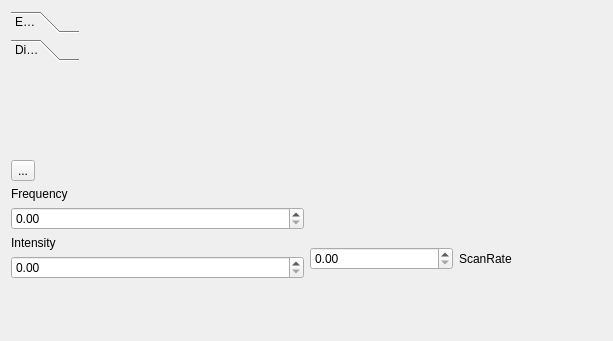
First picture: the form in src/DynExpManager/Modules/LaserControl.ui, repository jbopp/dynexp, before the edit.
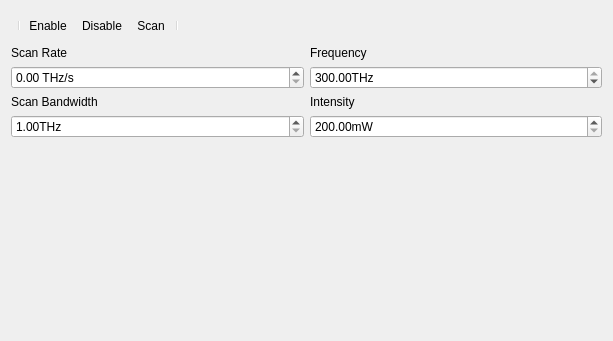
Second picture: the form after the edit. Icons and pictures are not drawn.

Commit message: added Laser Control Module

Patch:
```diff
--- a/src/DynExpManager/Modules/LaserControl.ui
+++ b/src/DynExpManager/Modules/LaserControl.ui
@@ -14,53 +14,79 @@
    <locale language="English" country="AntiguaAndBarbuda"/>
   </property>
   <layout class="QVBoxLayout" name="verticalLayout">
-   <item alignment="Qt::AlignmentFlag::AlignLeft">
-    <widget class="QToolBox" name="MainToolBar">
-     <property name="whatsThis">
-      <string>&lt;html&gt;&lt;head/&gt;&lt;body&gt;&lt;p&gt;Disables emission&lt;/p&gt;&lt;/body&gt;&lt;/html&gt;</string>
-     </property>
-     <property name="currentIndex">
-      <number>1</number>
-     </property>
-     <widget class="QWidget" name="action_Enable">
-      <property name="geometry">
-       <rect>
-        <x>0</x>
-        <y>0</y>
-        <width>54</width>
-        <height>81</height>
-       </rect>
-      </property>
-      <attribute name="label">
-       <string>Enable</string>
-      </attribute>
-     </widget>
-     <widget class="QWidget" name="action_Disable">
-      <property name="geometry">
-       <rect>
-        <x>0</x>
-        <y>0</y>
-        <width>54</width>
-        <height>81</height>
-       </rect>
-      </property>
-      <attribute name="label">
-       <string>Disable</string>
-      </attribute>
-     </widget>
-    </widget>
-   </item>
    <item>
-    <widget class="QToolButton" name="toolButton">
-     <property name="text">
-      <string>...</string>
+    <widget class="QToolBar" name="MainToolBar">
+     <property name="windowTitle">
+      <string>toolBar</string>
      </property>
+     <property name="movable">
+      <bool>false</bool>
+     </property>
+     <property name="floatable">
+      <bool>false</bool>
+     </property>
+     <addaction name="separator"/>
+     <addaction name="action_Enable"/>
+     <addaction name="action_Disable"/>
+     <addaction name="action_EnableScan"/>
+     <addaction name="separator"/>
     </widget>
    </item>
    <item>
     <layout class="QHBoxLayout" name="horizontalLayout">
      <item>
-      <layout class="QVBoxLayout" name="verticalLayout_2"/>
+      <layout class="QVBoxLayout" name="verticalLayout_2">
+       <item>
+        <widget class="QLabel" name="LScanRate">
+         <property name="text">
+          <string>Scan Rate</string>
+         </property>
+        </widget>
+       </item>
+       <item>
+        <widget class="QDoubleSpinBox" name="SBScanRate">
+         <property name="suffix">
+          <string> THz/s</string>
+         </property>
+         <property name="maximum">
+          <double>5600000000.000000000000000</double>
+         </property>
+        </widget>
+       </item>
+       <item>
+        <widget class="QLabel" name="LScanRange">
+         <property name="text">
+          <string>Scan Bandwidth</string>
+         </property>
+        </widget>
+       </item>
+       <item>
+        <widget class="QDoubleSpinBox" name="SBScanRange">
+         <property name="suffix">
+          <string>THz</string>
+         </property>
+         <property name="minimum">
+          <double>1.000000000000000</double>
+         </property>
+         <property name="maximum">
+          <double>28.000000000000000</double>
+         </property>
+        </widget>
+       </item>
+       <item>
+        <spacer name="verticalSpacer_2">
+         <property name="orientation">
+          <enum>Qt::Orientation::Vertical</enum>
+         </property>
+         <property name="sizeHint" stdset="0">
+          <size>
+           <width>20</width>
+           <height>40</height>
+          </size>
+         </property>
+        </spacer>
+       </item>
+      </layout>
      </item>
      <item>
       <layout class="QVBoxLayout" name="verticalLayout_3">
@@ -72,7 +98,20 @@
         </widget>
        </item>
        <item>
-        <widget class="QDoubleSpinBox" name="doubleSpinBox_2"/>
+        <widget class="QDoubleSpinBox" name="SBFrequency">
+         <property name="suffix">
+          <string>THz</string>
+         </property>
+         <property name="minimum">
+          <double>200.000000000000000</double>
+         </property>
+         <property name="maximum">
+          <double>300.000000000000000</double>
+         </property>
+         <property name="value">
+          <double>300.000000000000000</double>
+         </property>
+        </widget>
        </item>
        <item>
         <widget class="QLabel" name="label_2">
@@ -82,7 +121,17 @@
         </widget>
        </item>
        <item>
-        <widget class="QDoubleSpinBox" name="doubleSpinBox"/>
+        <widget class="QDoubleSpinBox" name="SBIntensity">
+         <property name="suffix">
+          <string>mW</string>
+         </property>
+         <property name="minimum">
+          <double>200.000000000000000</double>
+         </property>
+         <property name="maximum">
+          <double>700.000000000000000</double>
+         </property>
+        </widget>
        </item>
        <item>
         <spacer name="verticalSpacer">
@@ -99,19 +148,29 @@
        </item>
       </layout>
      </item>
+    </layout>
+   </item>
+   <item>
+    <layout class="QHBoxLayout" name="horizontalLayout_2">
      <item>
-      <layout class="QHBoxLayout" name="horizontalLayout_2">
-       <item>
-        <widget class="QDoubleSpinBox" name="doubleSpinBox_3"/>
-       </item>
-       <item>
-        <widget class="QLabel" name="label">
-         <property name="text">
-          <string>ScanRate</string>
-         </property>
-        </widget>
-       </item>
-      </layout>
+      <widget class="QLabel" name="LState">
+       <property name="text">
+        <string/>
+       </property>
+      </widget>
+     </item>
+     <item>
+      <spacer name="horizontalSpacer">
+       <property name="orientation">
+        <enum>Qt::Orientation::Horizontal</enum>
+       </property>
+       <property name="sizeHint" stdset="0">
+        <size>
+         <width>40</width>
+         <height>20</height>
+        </size>
+       </property>
+      </spacer>
      </item>
     </layout>
    </item>
@@ -155,6 +214,21 @@
     <enum>QAction::MenuRole::TextHeuristicRole</enum>
    </property>
   </action>
+  <action name="action_EnableScan">
+   <property name="checkable">
+    <bool>true</bool>
+   </property>
+   <property name="icon">
+    <iconset resource="../QModules.qrc">
+     <normaloff>:/QModules/icons/Ramp.svg</normaloff>:/QModules/icons/Ramp.svg</iconset>
+   </property>
+   <property name="text">
+    <string>Scan</string>
+   </property>
+   <property name="menuRole">
+    <enum>QAction::MenuRole::NoRole</enum>
+   </property>
+  </action>
  </widget>
  <resources>
   <include location="../QModules.qrc"/>
```
Left out of the diff: 13 changed lines with no effect on the pictures. The commit also changes 5 other files.
